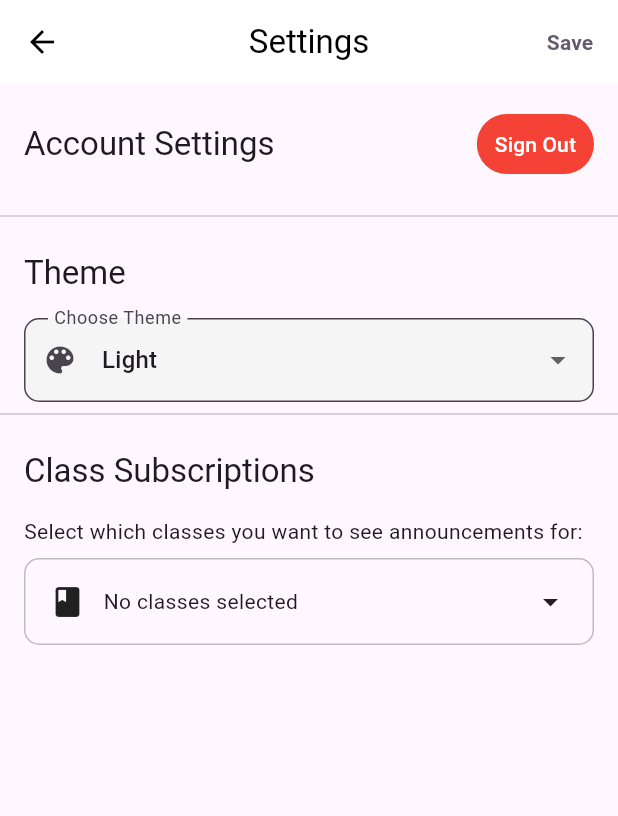
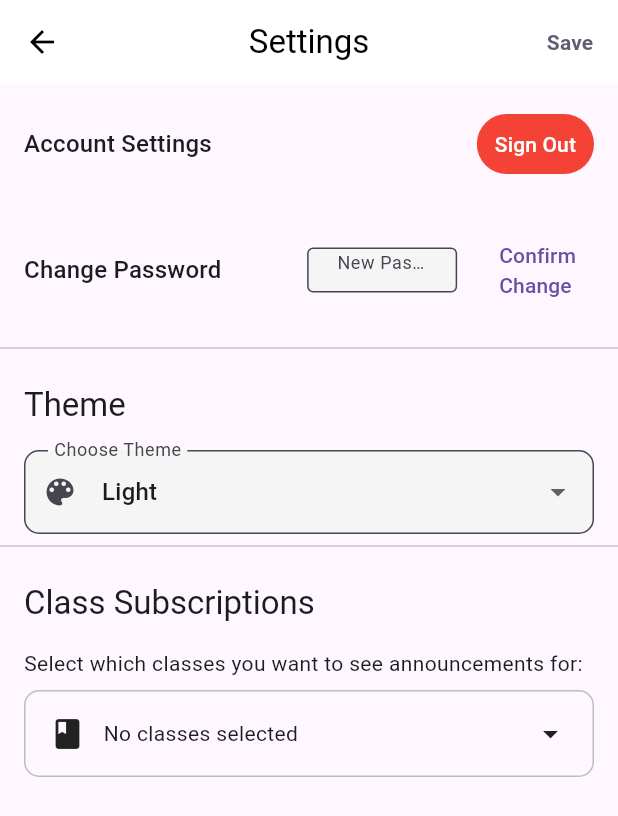
Before and after one commit to YTSSNode/YTSync, a Flutter app: the HomePage screen opened directly, item 2 of the bottom bar chosen, on a phone screen of 412 x 824 dp. Shown: the top 816 px of the screen. Run offline on Flutter 3.47's test engine with Material 3 defaults, Android fonts, the light colour scheme and no system bars; our stand-ins replace animated_text_kit, cloud_firestore, convert, firebase_auth, firebase_core, shared_preferences; missing offline and left inert: animate_gradient, timer_button; accounts and stored records are empty.

Commit message:
Password Changing

```diff
--- a/lib/main.dart
+++ b/lib/main.dart
@@ -10,6 +10,7 @@ import 'package:shared_preferences/shared_preferences.dart';
 late MyAppState appState;
 SharedPreferences? prefs;
 late Account account;
+late String userPass;
 
 bool loggedIn = false;
 
@@ -24,6 +25,7 @@ void main() async {
       prefs?.getString("credential-id") ?? "",
       (prefs?.getString("credential-pass") ?? ""),
     )).$1) {
+      userPass = prefs?.getString("credential-pass") ?? "";
       loggedIn = true;
     }
   }
--- a/lib/pages/login.dart
+++ b/lib/pages/login.dart
@@ -183,6 +183,8 @@ class LogInPageState extends State<LogInPage> {
                                     _passText.text,
                                   );
 
+                                  userPass = _passText.text;
+
                                   Navigator.push(
                                     context,
                                     MaterialPageRoute(
--- a/lib/pages/settings.dart
+++ b/lib/pages/settings.dart
@@ -40,6 +40,7 @@ class SettingsPageState extends State<SettingsPage> {
   String _newTheme = appState.selectedTheme;
   String _oldTheme = "";
   bool _isChangesMade = false;
+  final TextEditingController _passText = new TextEditingController();
 
   @override
   void initState() {
@@ -198,7 +199,7 @@ class SettingsPageState extends State<SettingsPage> {
                 padding: EdgeInsets.all(16),
                 child: Text(
                   "Account Settings",
-                  style: theme.textTheme.titleLarge,
+                  style: theme.textTheme.titleMedium,
                 ),
               ),
               Padding(
@@ -234,6 +235,54 @@ class SettingsPageState extends State<SettingsPage> {
                     style: TextStyle(color: Colors.white),
                   ),
                 ),
+              ),
+            ],
+          ),
+
+          Row(
+            mainAxisAlignment: MainAxisAlignment.spaceBetween,
+            children: [
+              Padding(
+                padding: EdgeInsets.all(16),
+                child: Text(
+                  "Change Password",
+                  style: theme.textTheme.titleMedium,
+                ),
+              ),
+              Padding(
+                padding: EdgeInsets.all(16),
+                child: Row(children: [
+                  SizedBox(
+                    width: 100.0,
+                    height: 30.0,
+                    child: TextField(
+                      obscureText: true,
+                      enableSuggestions: false,
+                      autocorrect: false,
+                      controller: _passText,
+                      decoration: InputDecoration(
+                        border: OutlineInputBorder(),
+                        hintText: 'New Password',
+                      ),
+                      style: theme.textTheme.bodySmall,
+                    ),
+                  ),
+                  Padding(padding: EdgeInsets.all(8.0)),
+                  TextButton(onPressed: () async {
+                    if (_passText.text.isEmpty) {
+                      showSnackBar(context, "New password is empty.");
+                    } else {
+                      dynamic msg = await changePassword(_passText.text);
+                      if (context.mounted) {
+                        if (msg is String) {
+                          showSnackBar(context, "Password change failed. $msg");
+                        } else {
+                          showSnackBar(context, "Password successfully changed!");
+                        }
+                      }
+                    }
+                  }, child: Text("Confirm\nChange"))
+                ])
               ),
             ],
           ),
```
Also changed, not shown: lib/network.dart (+12 -0 lines), lib/pages/homepage.dart (+33 -0 lines).
